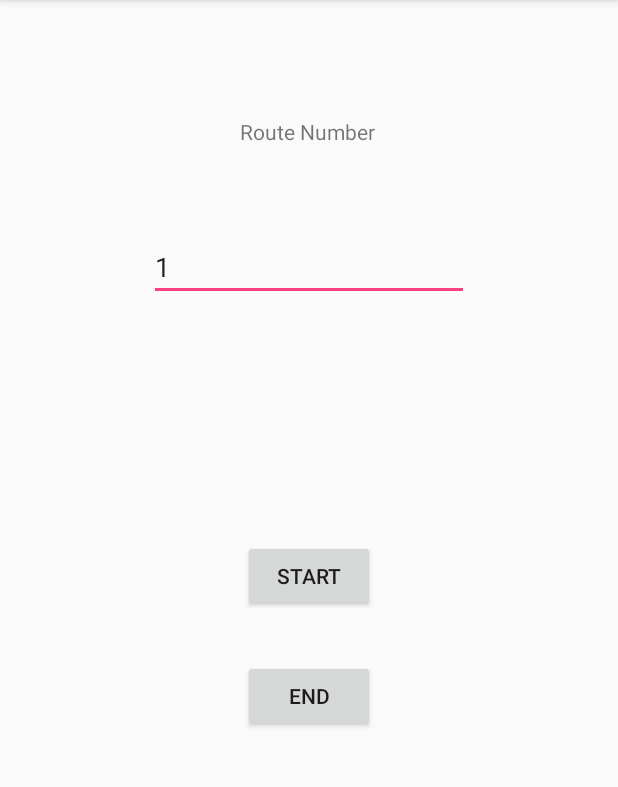
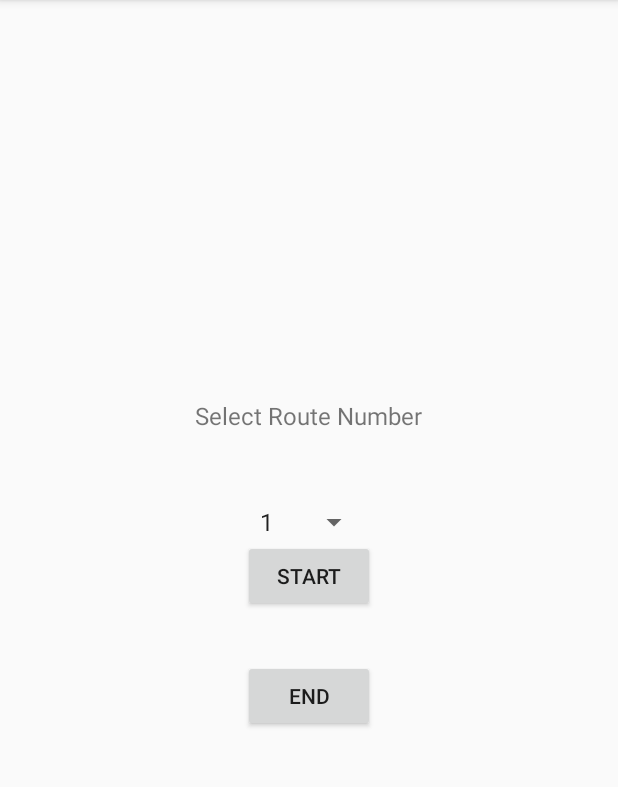
Before and after one commit to rama56/ShuttleTrackerMS, an Android app: the DriverActivity screen opened directly, with no data from a screen before it, on a phone screen of 412 x 824 dp, the part 84-871 px from its top. Run offline under Robolectric (Android 15) with nearby library versions, the phone set to English and light mode, and no system bars.

Commit message:
Replaced textBox with Spinner

```diff
--- a/app/src/main/java/com/example/ramakrk/shuttletrackerms/DriverActivity.java
+++ b/app/src/main/java/com/example/ramakrk/shuttletrackerms/DriverActivity.java
@@ -10,9 +10,12 @@ import android.support.v4.app.ActivityCompat;
 import android.support.v7.app.AppCompatActivity;
 import android.os.Bundle;
 import android.view.View;
+import android.widget.ArrayAdapter;
 import android.widget.Button;
 import android.widget.EditText;
+import android.widget.Spinner;
 import android.widget.Toast;
+import android.support.v4.widget.Space;
 
 public class DriverActivity extends AppCompatActivity {
     private static final double MINIMUM_DISTANCE_CHANGE_FOR_UPDATES = 0.1; // in Meters
@@ -28,8 +31,14 @@ public class DriverActivity extends AppCompatActivity {
     private void initialSetup() {
         SharedPreferences sharedPreferences = getPreferences(MODE_PRIVATE);
         String getRoute = sharedPreferences.getString("DriverRoute", "1");
-        EditText editText = (EditText) findViewById(R.id.driverRoute);
-        editText.setText(getRoute);
+        Spinner spinner = (Spinner) findViewById(R.id.driverRoute);
+        ArrayAdapter<CharSequence> adapter = ArrayAdapter.createFromResource(this,
+                R.array.route_number,android.R.layout.simple_spinner_item);
+        adapter.setDropDownViewResource(android.R.layout.simple_spinner_dropdown_item);
+        spinner.setAdapter(adapter);
+        if(Integer.parseInt(getRoute)-1  != 0) {
+            spinner.setSelection(Integer.parseInt(getRoute) - 1);
+        }
     }
 
     @Override
@@ -45,8 +54,8 @@ public class DriverActivity extends AppCompatActivity {
                 SharedPreferences.Editor editor = sharedPreferences.edit();
                 //showCurrentLocation();
 
-                EditText editText = (EditText) findViewById(R.id.driverRoute);
-                String routeID = editText.getText().toString();
+                Spinner spinner = (Spinner) findViewById(R.id.driverRoute);
+                String routeID = spinner.getSelectedItem().toString();
                 editor.putString("DriverRoute", routeID);
                 editor.commit();
                 clientBackendDriver = new ClientBackend(); //latitude,longitude);
--- a/app/src/main/java/com/example/ramakrk/shuttletrackerms/MainActivity.java
+++ b/app/src/main/java/com/example/ramakrk/shuttletrackerms/MainActivity.java
@@ -40,7 +40,8 @@ public class MainActivity extends AppCompatActivity {
     private void getRouteNumber() {
         AlertDialog routeDialog = new AlertDialog.Builder(MainActivity.this).create();
         routeDialog.setTitle("Set Route Number");
-        String[] availRoutes = {"1","2","3","4","5"};
+        String[] availRoutes = {"1","2","3","4","5","6","7","8","9","10",
+                                "11","12","13","14","15","16","17","18","19","20","21","22","23","24"};
 
         final Spinner spinner = new Spinner(this);
         ArrayAdapter<String> spinnerAdapter = new ArrayAdapter<String>(this,android.R.layout.simple_spinner_item,availRoutes);
--- a/app/src/main/res/layout/activity_driver.xml
+++ b/app/src/main/res/layout/activity_driver.xml
@@ -21,12 +21,12 @@
         <TextView
             android:layout_width="wrap_content"
             android:layout_height="wrap_content"
-            android:text="Route Number"
+            android:text="Select Route Number"
             android:id="@+id/textView"
-            android:layout_alignParentTop="true"
-            android:layout_alignRight="@+id/startTravel"
-            android:layout_alignEnd="@+id/startTravel"
-            android:layout_marginTop="62dp" />
+            android:textSize="@dimen/activity_horizontal_margin"
+            android:layout_above="@+id/driverRoute"
+            android:layout_centerHorizontal="true"
+            android:layout_marginBottom="48dp" />
 
         <Button
             android:layout_width="wrap_content"
@@ -46,14 +46,12 @@
             android:layout_alignLeft="@+id/startTravel"
             android:layout_alignStart="@+id/startTravel" />
 
-        <EditText
+        <Spinner
             android:layout_width="wrap_content"
             android:layout_height="wrap_content"
-            android:inputType="number"
-            android:ems="10"
             android:id="@+id/driverRoute"
-            android:layout_below="@+id/textView"
+            android:layout_above="@+id/startTravel"
             android:layout_centerHorizontal="true"
-            android:layout_marginTop="58dp" />
+            android:spinnerMode="dropdown" />
     </RelativeLayout>
 </RelativeLayout>
--- a/app/src/main/res/values/strings.xml
+++ b/app/src/main/res/values/strings.xml
@@ -3,4 +3,30 @@
     <string name="track">Track</string>
     <string name="title_activity_maps">Map</string>
     <string name="title_activity_driver">DriverActivity</string>
+    <string-array name="route_number">
+        <item>1</item>
+        <item>2</item>
+        <item>3</item>
+        <item>4</item>
+        <item>5</item>
+        <item>6</item>
+        <item>7</item>
+        <item>8</item>
+        <item>9</item>
+        <item>10</item>
+        <item>11</item>
+        <item>12</item>
+        <item>13</item>
+        <item>14</item>
+        <item>15</item>
+        <item>16</item>
+        <item>17</item>
+        <item>18</item>
+        <item>19</item>
+        <item>20</item>
+        <item>21</item>
+        <item>22</item>
+        <item>23</item>
+        <item>24</item>
+    </string-array>
 </resources>
```
